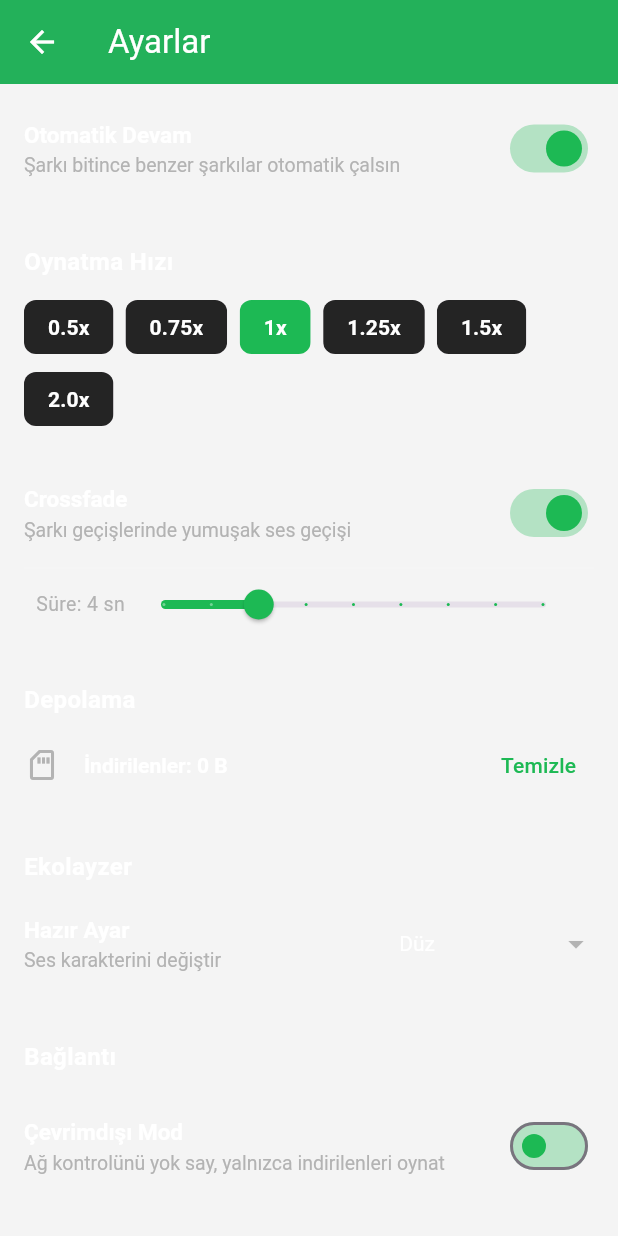
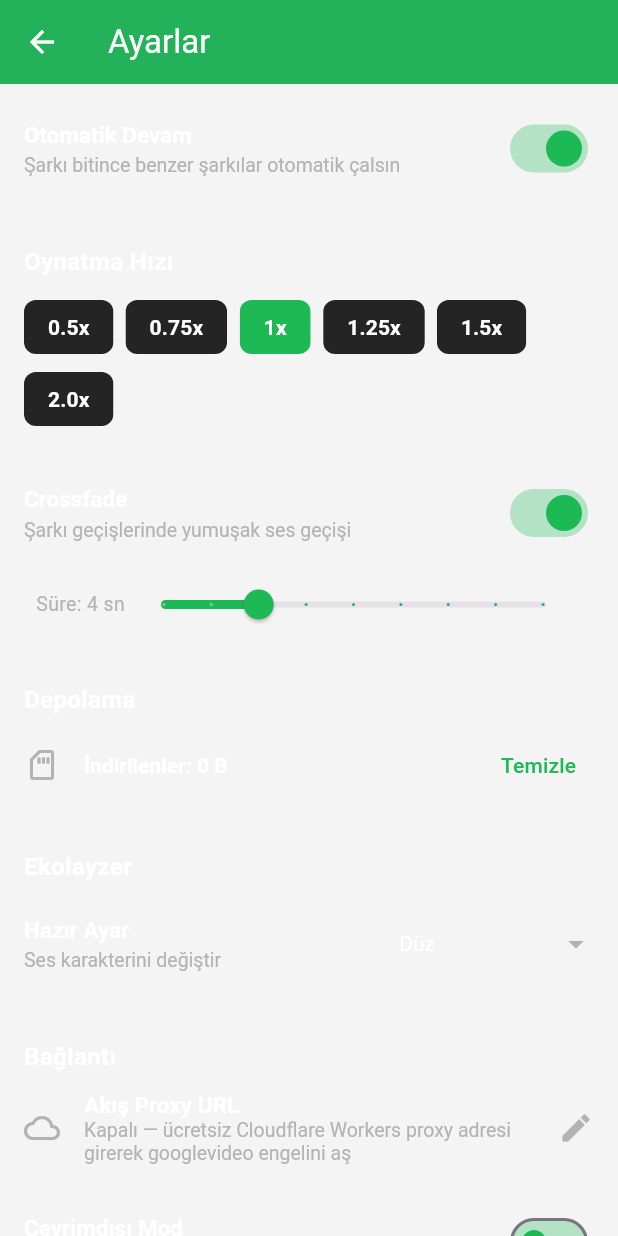
Before and after one commit to Arise1881/cloudtune, a Flutter app: the SettingsScreen screen opened by its route, scrolled down 431 dp, on a phone screen of 412 x 824 dp. Run offline on Flutter 3.47's test engine with Material 3 defaults, Android fonts, the phone set to English and light mode, and no system bars; our stand-ins replace cached_network_image, connectivity_plus, just_audio, just_audio_background, open_filex, package_info_plus and 3 more; missing offline and left inert: just_audio_media_kit, mqtt_client, youtube_explode_dart; accounts and stored records are empty; network calls fail.

Commit message:
feat: stream proxy (Cloudflare Workers) setting for googlevideo bypass
- MusicService: proxyBaseUrl setting (SharedPreferences), proxyNotifier
- streamUrlCandidates: proxy /v1/stream/{id} head candidate + proxied CDN candidates
- settings screen: Akis Proxy URL field (set/clear)
- main: load stream proxy on startup
- v2.2.49+83

```diff
--- a/lib/main.dart
+++ b/lib/main.dart
@@ -74,6 +74,7 @@ void _warmUpServices() {
         ));
   }
   _safe('Kitaplık', () => LibraryStore.instance.init());
+  _safe('Akış proxy', () => MusicService.loadStreamProxy());
   _safe('Ses kalitesi', () => PlayerService.instance.loadQualityPref());
   _safe('Ekolayzer', () => EqualizerService.instance.init());
   _safe('Tema', () => ThemeService.instance.init());
--- a/lib/screens/settings_screen.dart
+++ b/lib/screens/settings_screen.dart
@@ -5,6 +5,7 @@ import '../constants.dart';
 import '../services/connectivity_service.dart';
 import '../services/download_manager.dart';
 import '../services/equalizer_service.dart';
+import '../services/music_service.dart';
 import '../services/player_service.dart';
 import '../services/theme_service.dart';
 import 'equalizer_screen.dart';
@@ -126,6 +127,10 @@ class SettingsScreen extends StatelessWidget {
             ),
             const SizedBox(height: 16),
             _sectionTitle('Bağlantı'),
+            ValueListenableBuilder<String?>(
+              valueListenable: MusicService.proxyNotifier,
+              builder: (context, proxy, _) => _proxyTile(context, proxy),
+            ),
             Padding(
               padding: const EdgeInsets.symmetric(vertical: 8),
               child: _toggleTile(
@@ -145,8 +150,78 @@ class SettingsScreen extends StatelessWidget {
     );
   }
 
-  Widget _speedSelector(PlayerService player) {
-    const speeds = [0.5, 0.75, 1.0, 1.25, 1.5, 2.0];
+  /// Akış proxy'si (Cloudflare Workers) ayar satırı.
+  Widget _proxyTile(BuildContext context, String? proxy) {
+    return ListTile(
+      contentPadding: EdgeInsets.zero,
+      leading: const Icon(Icons.cloud_outlined, color: AppColors.textSecondary),
+      title: const Text(
+        'Akış Proxy URL',
+        style: TextStyle(color: AppColors.textPrimary),
+      ),
+      subtitle: Text(
+        proxy ??
+            'Kapalı — ücretsiz Cloudflare Workers proxy adresi girerek '
+                'googlevideo engelini aş',
+        style: const TextStyle(color: AppColors.textSecondary),
+      ),
+      trailing: proxy != null
+          ? IconButton(
+              icon: const Icon(Icons.delete_outline,
+                  color: AppColors.textSecondary),
+              tooltip: 'Proxy\'yi kaldır',
+              onPressed: () => MusicService.setStreamProxy(null),
+            )
+          : const Icon(Icons.edit, color: AppColors.textSecondary),
+      onTap: () => _editProxyDialog(context, proxy),
+    );
+  }
+
+  Future<void> _editProxyDialog(BuildContext context, String? current) async {
+    final controller = TextEditingController(text: current ?? '');
+    final result = await showDialog<String?>(
+      context: context,
+      builder: (ctx) => AlertDialog(
+        backgroundColor: AppColors.card,
+        title: const Text('Akış Proxy URL'),
+        content: Column(
+          mainAxisSize: MainAxisSize.min,
+          crossAxisAlignment: CrossAxisAlignment.start,
+          children: [
+            const Text(
+              'Ücretsiz Cloudflare Workers proxy adresin. Boş bırakırsan '
+              'kapatılır.',
+              style: TextStyle(color: AppColors.textSecondary, fontSize: 13),
+            ),
+            const SizedBox(height: 12),
+            TextField(
+              controller: controller,
+              autocorrect: false,
+              keyboardType: TextInputType.url,
+              style: const TextStyle(color: AppColors.textPrimary),
+              decoration: const InputDecoration(
+                hintText: 'https://melody-stream.xxxx.workers.dev',
+                hintStyle: TextStyle(color: AppColors.textSecondary),
+              ),
+            ),
+          ],
+        ),
+        actions: [
+          TextButton(
+            onPressed: () => Navigator.pop(ctx),
+            child: const Text('İptal'),
+          ),
+          TextButton(
+            onPressed: () => Navigator.pop(ctx, controller.text),
+            child: const Text('Kaydet'),
+          ),
+        ],
+      ),
+    );
+    if (result != null) await MusicService.setStreamProxy(result);
+  }
+
+  Widget _speedSelector(PlayerService player) {    const speeds = [0.5, 0.75, 1.0, 1.25, 1.5, 2.0];
     return Wrap(
       spacing: 8,
       children: speeds.map((s) {
--- a/lib/services/music_service.dart
+++ b/lib/services/music_service.dart
@@ -2,6 +2,8 @@ import 'dart:async';
 import 'dart:convert';
 import 'dart:io';
 
+import 'package:flutter/foundation.dart';
+import 'package:shared_preferences/shared_preferences.dart';
 import 'package:youtube_explode_dart/youtube_explode_dart.dart';
 
 import '../models/search_content.dart';
@@ -48,6 +50,53 @@ class MusicService {
 
   /// Negatif önbellek: bir örnek son 10dk içinde yanıt vermediyse atlanır.
   static final Map<String, DateTime> _deadInvidious = {};
+
+  /// Kullanıcının kendi Cloudflare Workers akış proxy'si
+  /// (ör. `https://melody-stream.<kullanıcı>.workers.dev`). Boşsa devre dışı.
+  ///
+  /// Proxy iki iş yapar: (1) `/v1/stream/{videoId}` ile ses URL'sini
+  /// Cloudflare ağından çözer, (2) googlevideo akışını kendi üzerinden
+  /// aktarır. Böylece Türk operatörlerinin googlevideo CDN IP engeli aşılır
+  /// ve Invidious erişimi de gerektiğinde devreden çıkar.
+  static final ValueNotifier<String?> proxyNotifier =
+      ValueNotifier<String?>(null);
+  static const String _kProxyUrl = 'stream_proxy_url';
+
+  static String? get proxyBaseUrl => proxyNotifier.value;
+
+  /// Proxy URL'sini sabit biçime getirir (sonundaki `/` temizlenir).
+  static String? get _proxyBase {
+    final v = proxyNotifier.value?.trim();
+    if (v == null || v.isEmpty) return null;
+    return v.endsWith('/') ? v.substring(0, v.length - 1) : v;
+  }
+
+  /// Uygulama açılışında kayıtlı proxy URL'sini yükler.
+  static Future<void> loadStreamProxy() async {
+    try {
+      final prefs = await SharedPreferences.getInstance();
+      final v = prefs.getString(_kProxyUrl);
+      proxyNotifier.value = (v == null || v.trim().isEmpty) ? null : v.trim();
+    } catch (_) {}
+  }
+
+  /// Proxy URL'sini kaydeder. Boş değer proxy'yi kapatır.
+  static Future<void> setStreamProxy(String? url) async {
+    final v = (url == null || url.trim().isEmpty) ? null : url.trim();
+    proxyNotifier.value = v;
+    try {
+      final prefs = await SharedPreferences.getInstance();
+      if (v == null) {
+        await prefs.remove(_kProxyUrl);
+      } else {
+        await prefs.setString(_kProxyUrl, v);
+      }
+    } catch (_) {}
+  }
+
+  /// googlevideo URL'sini `/stream/<base64url>` yoluna çevirir.
+  static String _proxyEncodedStreamUrl(String proxy, String url) =>
+      '$proxy/stream/${base64Url.encode(utf8.encode(url)).replaceAll('=', '')}';
 
   /// Innertube player deneme sırası: bazı videolar için bazı istemciler
   /// akış döndürmez, diğerleri döndürür.
@@ -387,8 +436,15 @@ class MusicService {
   /// Sonuç: aracı (proxyless) adaylar başa, googlevideo CDN'leri en sona.
   Future<List<String>> streamUrlCandidates(String videoId) async {
     final urls = <String>[];
+    final proxy = _proxyBase;
     void add(String u) {
       if (u.isNotEmpty && !urls.contains(u)) urls.add(u);
+    }
+
+    // 0) Kullanıcı Cloudflare Workers proxy'si tanımlıysa: tek adres hem
+    //    ses URL'sini çözer hem CDN'i proxy'ler. En hızlı ve en güvenilir yol.
+    if (proxy != null) {
+      add('$proxy/v1/stream/$videoId');
     }
 
     // 1) Invidious videos API (adaptiveFormats) — doğrulanmış, en hızlı yol.
@@ -432,14 +488,22 @@ class MusicService {
     }
 
     // Türk mobil operatörleri googlevideo CDN bağlantısını IP düzeyinde
-    // kısıtlayabiliyor. Doğrudan CDN adayları her zaman en sona; aracı
-    // (invidious/latest_version redirect) adaylar başa gelir.
+    // kısıtlayabiliyor. Sıralama:
+    //   1. Proxy'lenmiş googlevideo adayları (Cloudflare Workers üzerinden)
+    //   2. Aracı (invidious) inline adaylar
+    //   3. Doğrudan googlevideo CDN adayları (en son çare)
+    final proxied = <String>[];
     final inline = <String>[];
     final cdn = <String>[];
     for (final u in urls) {
-      (u.contains('googlevideo') ? cdn : inline).add(u);
+      if (u.contains('googlevideo')) {
+        cdn.add(u);
+        if (proxy != null) proxied.add(_proxyEncodedStreamUrl(proxy, u));
+      } else {
+        inline.add(u);
+      }
     }
-    return [...inline, ...cdn];
+    return [...proxied, ...inline, ...cdn];
   }
 
   /// Invidious videos API'den gerçek ses akış URL'lerini alır. `/latest_version`
--- a/pubspec.yaml
+++ b/pubspec.yaml
@@ -16,7 +16,7 @@ publish_to: 'none' # Remove this line if you wish to publish to pub.dev
 # https://developer.apple.com/library/archive/documentation/General/Reference/InfoPlistKeyReference/Articles/CoreFoundationKeys.html
 # In Windows, build-name is used as the major, minor, and patch parts
 # of the product and file versions while build-number is used as the build suffix.
-version: 2.2.48+82
+version: 2.2.49+83
 
 environment:
   sdk: ^3.13.1
```
